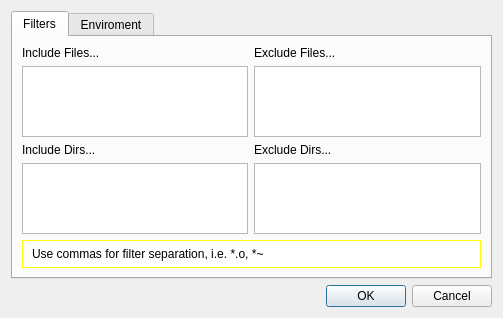
Qt form src/prymatex/gui/panes/ui_files/fssettings.ui (prymatex/prymatex) before a commit.
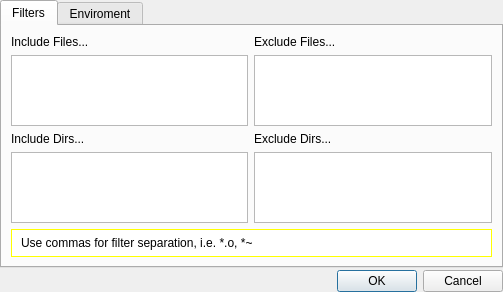
The same form after that commit.

Diff of the .ui file:
```diff
--- a/src/prymatex/gui/panes/ui_files/fssettings.ui
+++ b/src/prymatex/gui/panes/ui_files/fssettings.ui
@@ -7,13 +7,19 @@
     <x>0</x>
     <y>0</y>
     <width>503</width>
-    <height>290</height>
+    <height>291</height>
    </rect>
   </property>
   <property name="windowTitle">
    <string>File System Panel Settings</string>
   </property>
   <layout class="QVBoxLayout" name="verticalLayout">
+   <property name="spacing">
+    <number>2</number>
+   </property>
+   <property name="margin">
+    <number>0</number>
+   </property>
    <item>
     <widget class="QTabWidget" name="tabWidget">
      <property name="currentIndex">
```
